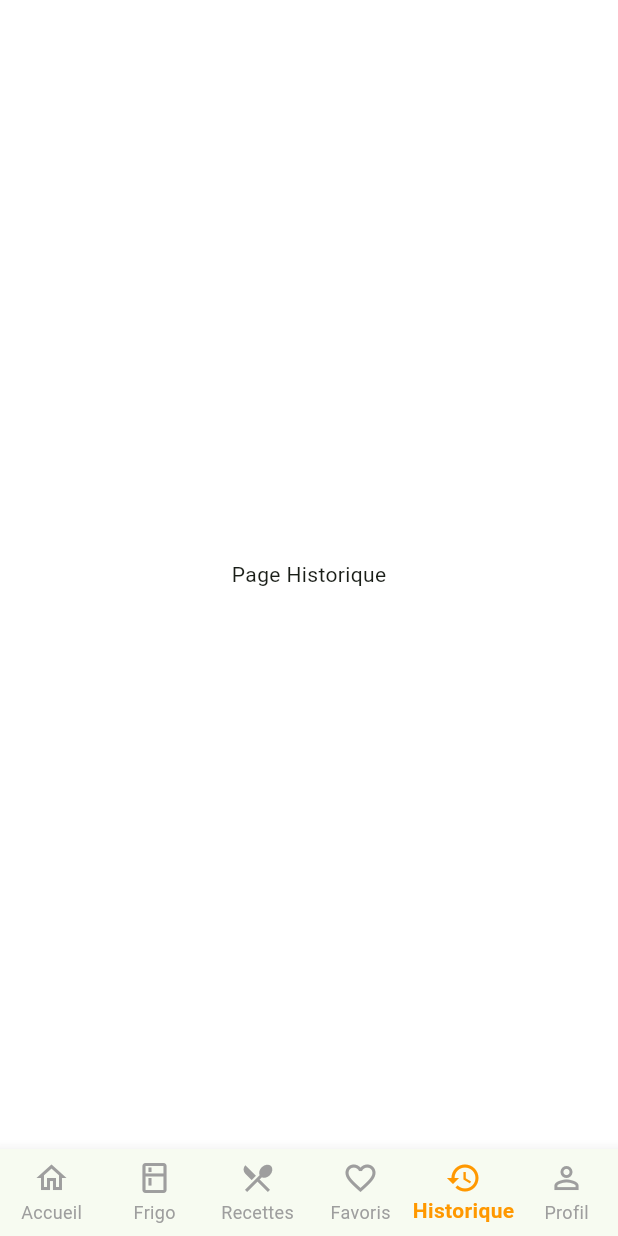
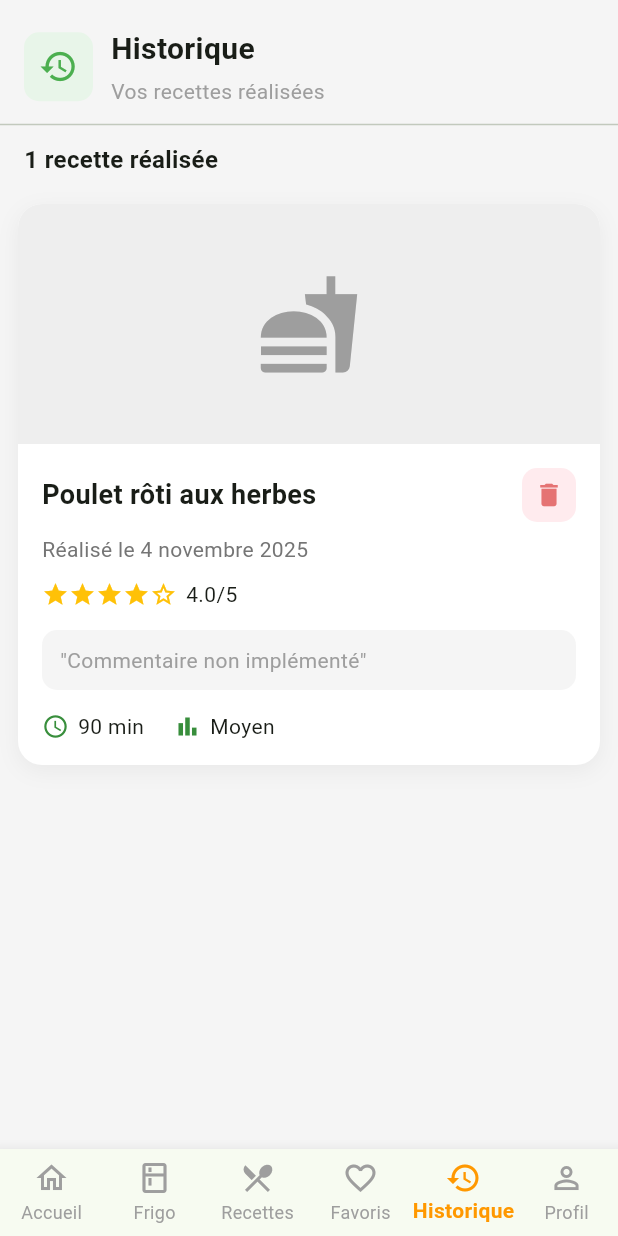
Before and after one commit to DevKosX/S501_Developpement, a Flutter app: the screen it shows after launch, item 5 of the bottom bar chosen, on a phone screen of 412 x 824 dp. Run offline on Flutter 3.47's test engine with Material 3 defaults, Android fonts, the phone set to English and light mode, and no system bars; our stand-ins replace csv, sqflite, sqflite_common_ffi; missing offline and left inert: s501_developpement; accounts and stored records are empty.

Commit message:
ajout du front page historique (carte, image_recette, état vide)

```diff
--- /dev/null
+++ b/devtools_options.yaml
@@ -0,0 +1,3 @@
+description: This file stores settings for Dart & Flutter DevTools.
+documentation: https://docs.flutter.dev/tools/devtools/extensions#configure-extension-enablement-states
+extensions:
--- a/lib/core/controllers/recette_controller.dart
+++ b/lib/core/controllers/recette_controller.dart
@@ -46,19 +46,28 @@ class RecetteController extends ChangeNotifier {
 
   Future<void> chargerRecettes() async {
     _isLoading = true;
-    notifyListeners(); // je dis à la vue d'afficher un chargement
+    notifyListeners();
 
-    try {
-      // j'appelle le repository pour avoir les vraies données
-      _listeRecettes = await _repository.getRecettes();
-    } catch (e) {
-      print("ERREUR lors du chargement des recettes: $e");
-      // ici on pourrait gérer l'erreur (ex: afficher un message)
-    }
+    //----------------------------------------------------
+    // 🔥 DONNÉES DE TEST POUR AFFICHER LE FRONT HISTORIQUE
+    //----------------------------------------------------
+    _listeRecettes = [
+      Recette(
+        id_recette: 1,
+        titre: "Poulet rôti aux herbes",
+        instructions: "Test instructions...",
+        type_recette: "plat",
+        score: 4.0,
+        note_base: 10,
+        image: "", // tu peux mettre un asset ici si tu veux
+        difficulte: "Moyen",
+      ),
+    ];
 
     _isLoading = false;
-    notifyListeners(); // je dis à la vue que les données sont prêtes
+    notifyListeners();
   }
+
 
   /// méthode appelée quand l'utilisateur clique sur le cœur
   Future<void> toggleFavori(Recette recette) async {
--- a/lib/core/models/historique_model.dart
+++ b/lib/core/models/historique_model.dart
@@ -30,19 +30,20 @@ class Historique {
   // Helpers BDD
   factory Historique.fromMap(Map<String, dynamic> map) {
     return Historique(
-      idhistorique: map['idhistorique'],
-      idrecette: map['id_recette'] ?? 0,
-      dateaction: DateTime.parse(map['dateaction']),
-      dureetotalemin: map['dureetotalemin'],
+      idhistorique: map['id_historique'],
+      idrecette: map['id_recette'],
+      dateaction: DateTime.parse(map['date_action']),
+      dureetotalemin: map['duree_totale_min'],
     );
   }
 
   Map<String, dynamic> toMap() {
     return {
-      'idhistorique': idhistorique,
-      'idrecette': idrecette,
-      'dateaction': dateaction.toIso8601String(),
-      'dureetotalemin': dureetotalemin,
+      'id_historique': idhistorique,
+      'id_recette': idrecette,
+      'date_action': dateaction.toIso8601String(),
+      'duree_totale_min': dureetotalemin,
     };
   }
+
 }
--- a/lib/ui/modules/historique/ecran_historique.dart
+++ b/lib/ui/modules/historique/ecran_historique.dart
@@ -0,0 +1,124 @@
+import 'package:flutter/material.dart';
+import 'package:provider/provider.dart';
+
+import '../../../core/controllers/historique_controller.dart';
+import '../../../core/controllers/recette_controller.dart';
+import '../../../core/models/historique_model.dart';
+import '../../../core/models/recette_model.dart';
+
+import 'widgets/carte_historique.dart';
+import 'widgets/etat_vide_historique.dart';
+
+class EcranHistorique extends StatefulWidget {
+  const EcranHistorique({super.key});
+
+  @override
+  State<EcranHistorique> createState() => _EcranHistoriqueState();
+}
+
+class _EcranHistoriqueState extends State<EcranHistorique> {
+  bool _initialized = false;
+
+  @override
+  void didChangeDependencies() {
+    super.didChangeDependencies();
+
+    if (!_initialized) {
+      _initialized = true;
+
+      WidgetsBinding.instance.addPostFrameCallback((_) {
+        context.read<HistoriqueController>().chargerHistorique();
+        context.read<RecetteController>().chargerRecettes();
+      });
+    }
+  }
+
+  @override
+  Widget build(BuildContext context) {
+    return Consumer2<HistoriqueController, RecetteController>(
+      builder: (context, histCtrl, recCtrl, _) {
+        final items = histCtrl.historiqueList;
+        final recettes = recCtrl.listeRecettes;
+
+        return Scaffold(
+          backgroundColor: Colors.grey.shade100,
+          body: SafeArea(
+            child: Column(
+              crossAxisAlignment: CrossAxisAlignment.start,
+              children: [
+                // --- ENTÊTE ---
+                Padding(
+                  padding: const EdgeInsets.fromLTRB(16, 18, 16, 8),
+                  child: Row(
+                    children: [
+                      Container(
+                        padding: const EdgeInsets.all(10),
+                        decoration: BoxDecoration(
+                          color: Colors.green.shade50,
+                          borderRadius: BorderRadius.circular(10),
+                        ),
+                        child: const Icon(Icons.history,
+                            color: Colors.green, size: 26),
+                      ),
+                      const SizedBox(width: 12),
+                      Column(
+                        crossAxisAlignment: CrossAxisAlignment.start,
+                        children: const [
+                          Text("Historique",
+                              style: TextStyle(
+                                  fontSize: 20, fontWeight: FontWeight.bold)),
+                          SizedBox(height: 4),
+                          Text("Vos recettes réalisées",
+                              style: TextStyle(color: Colors.grey)),
+                        ],
+                      )
+                    ],
+                  ),
+                ),
+
+                const Divider(height: 8),
+
+                Padding(
+                  padding:
+                      const EdgeInsets.symmetric(horizontal: 16, vertical: 8),
+                  child: Text(
+                    "${items.length} recette${items.length > 1 ? 's' : ''} réalisée${items.length > 1 ? 's' : ''}",
+                    style: const TextStyle(
+                        fontSize: 16, fontWeight: FontWeight.w700),
+                  ),
+                ),
+
+                // --- LISTE ---
+                Expanded(
+                  child: items.isEmpty
+                      ? const EtatVideHistorique()
+                      : ListView.builder(
+                          padding: const EdgeInsets.only(
+                              top: 0, bottom: 24, left: 12, right: 12),
+                          itemCount: items.length,
+                          itemBuilder: (context, index) {
+                            final h = items[index];
+
+                            Recette? recette;
+                            try {
+                              recette = recettes.firstWhere(
+                                  (r) => r.id_recette == h.idrecette);
+                            } catch (_) {
+                              recette = null;
+                            }
+
+                            return CarteHistorique(
+                              historique: h,
+                              recette: recette,
+                            );
+                          },
+                        ),
+                ),
+              ],
+            ),
+          ),
+        );
+      },
+    );
+  }
+}
--- /dev/null
+++ b/lib/ui/modules/historique/widgets/carte_historique.dart
@@ -0,0 +1,139 @@
+import 'package:flutter/material.dart';
+import '../../../../core/models/historique_model.dart';
+import '../../../../core/models/recette_model.dart';
+import 'image_recette.dart';
+
+class CarteHistorique extends StatelessWidget {
+  final Historique historique;
+  final Recette? recette;
+
+  const CarteHistorique({
+    super.key,
+    required this.historique,
+    required this.recette,
+  });
+
+  String _formatDate(DateTime dt) {
+    const months = [
+      'janvier', 'février', 'mars', 'avril', 'mai', 'juin',
+      'juillet', 'août', 'septembre', 'octobre', 'novembre', 'décembre'
+    ];
+    return '${dt.day} ${months[dt.month - 1]} ${dt.year}';
+  }
+
+  @override
+  Widget build(BuildContext context) {
+    return Container(
+      margin: const EdgeInsets.symmetric(vertical: 10),
+      decoration: BoxDecoration(
+        color: Colors.white,
+        borderRadius: BorderRadius.circular(16),
+        boxShadow: [
+          BoxShadow(
+            color: Colors.black.withOpacity(0.05),
+            blurRadius: 12,
+            offset: const Offset(0, 4),
+          )
+        ],
+      ),
+      child: Column(
+        crossAxisAlignment: CrossAxisAlignment.start,
+        children: [
+          // IMAGE
+          ClipRRect(
+            borderRadius: const BorderRadius.vertical(top: Radius.circular(16)),
+            child: ImageRecette(imagePath: recette?.image ?? ""),
+          ),
+
+          Padding(
+            padding: const EdgeInsets.all(16),
+            child: Column(
+              crossAxisAlignment: CrossAxisAlignment.start,
+              children: [
+                // TITRE + POUBELLE
+                Row(
+                  children: [
+                    Expanded(
+                      child: Text(
+                        recette?.titre ?? "Recette inconnue",
+                        style: const TextStyle(
+                            fontSize: 18, fontWeight: FontWeight.bold),
+                      ),
+                    ),
+                    Container(
+                      padding: const EdgeInsets.all(8),
+                      decoration: BoxDecoration(
+                        color: Colors.red.shade50,
+                        borderRadius: BorderRadius.circular(10),
+                      ),
+                      child: Icon(Icons.delete,
+                          color: Colors.red.shade300, size: 20),
+                    )
+                  ],
+                ),
+
+                const SizedBox(height: 8),
+
+                Text("Réalisé le ${_formatDate(historique.dateaction)}",
+                    style: TextStyle(color: Colors.grey.shade600)),
+
+                const SizedBox(height: 10),
+
+                // ETOILES + NOTE
+                Row(
+                  children: [
+                    ...List.generate(
+                        recette?.score.toInt() ?? 0,
+                        (i) => const Icon(Icons.star,
+                            size: 18, color: Colors.amber)),
+                    ...List.generate(
+                        5 - (recette?.score.toInt() ?? 0),
+                        (i) => const Icon(Icons.star_border,
+                            size: 18, color: Colors.amber)),
+                    const SizedBox(width: 6),
+                    Text("${recette?.score ?? 0}/5"),
+                  ],
+                ),
+
+                const SizedBox(height: 14),
+
+                // COMMENTAIRE (placeholder)
+                Container(
+                  width: double.infinity,
+                  padding:
+                      const EdgeInsets.symmetric(vertical: 10, horizontal: 12),
+                  decoration: BoxDecoration(
+                    color: Colors.grey.shade100,
+                    borderRadius: BorderRadius.circular(10),
+                  ),
+                  child: const Text(
+                    "\"Commentaire non implémenté\"",
+                    style: TextStyle(color: Colors.grey),
+                  ),
+                ),
+
+                const SizedBox(height: 14),
+
+                // DUREE + DIFFICULTE
+                Row(
+                  children: [
+                    Icon(Icons.schedule, size: 18, color: Colors.green.shade700),
+                    const SizedBox(width: 6),
+                    Text("${historique.dureetotalemin} min"),
+
+                    const SizedBox(width: 20),
+
+                    Icon(Icons.bar_chart,
+                        size: 18, color: Colors.green.shade700),
+                    const SizedBox(width: 6),
+                    Text(recette?.difficulte ?? "—"),
+                  ],
+                )
+              ],
+            ),
+          )
+        ],
+      ),
+    );
+  }
+}
--- /dev/null
+++ b/lib/ui/modules/historique/widgets/image_recette.dart
@@ -0,0 +1,37 @@
+import 'package:flutter/material.dart';
+
+class ImageRecette extends StatelessWidget {
+  final String imagePath;
+
+  const ImageRecette({super.key, required this.imagePath});
+
+  @override
+  Widget build(BuildContext context) {
+    // Si aucune image n'est fournie → affichage par défaut
+    if (imagePath.isEmpty) {
+      return _fallback();
+    }
+
+    return Image.asset(
+      "assets/images/$imagePath",
+      height: 160,
+      width: double.infinity,
+      fit: BoxFit.cover,
+
+      // Si l'image n'existe pas dans les assets → fallback
+      errorBuilder: (context, error, stackTrace) {
+        return _fallback();
+      },
+    );
+  }
+
+  // Widget fallback propre et épuré
+  Widget _fallback() {
+    return Container(
+      height: 160,
+      width: double.infinity,
+      color: Colors.grey.shade200,
+      child: const Icon(Icons.fastfood, size: 70, color: Colors.grey),
+    );
+  }
+}
--- a/lib/ui/static/ecran_principal.dart
+++ b/lib/ui/static/ecran_principal.dart
@@ -27,7 +27,7 @@ class _EcranPrincipalState extends State<EcranPrincipal> {
     const EcranFrigo(),                                           // 1 (Défaut)
     const Scaffold(body: Center(child: Text("Page Recettes"))),   // 2
     const Scaffold(body: Center(child: Text("Page Favoris"))),    // 3
-    const Scaffold(body: Center(child: Text("Page Historique"))), // 4
+    const EcranHistorique(),                                      // 4
     const Scaffold(body: Center(child: Text("Page Profil"))),     // 5
     // Note: J'ai mis des Scaffold temporaires pour ceux que tu n'as pas encore codés
     // Tu pourras remplacer par "const EcranRecettes()" quand le fichier sera prêt.
```
Also changed, not shown: lib/core/controllers/historique_controller.dart (+11 -11 lines), lib/ui/modules/historique/widgets/etat_vide_historique.dart (added, +47 -0 lines), pubspec.lock.
